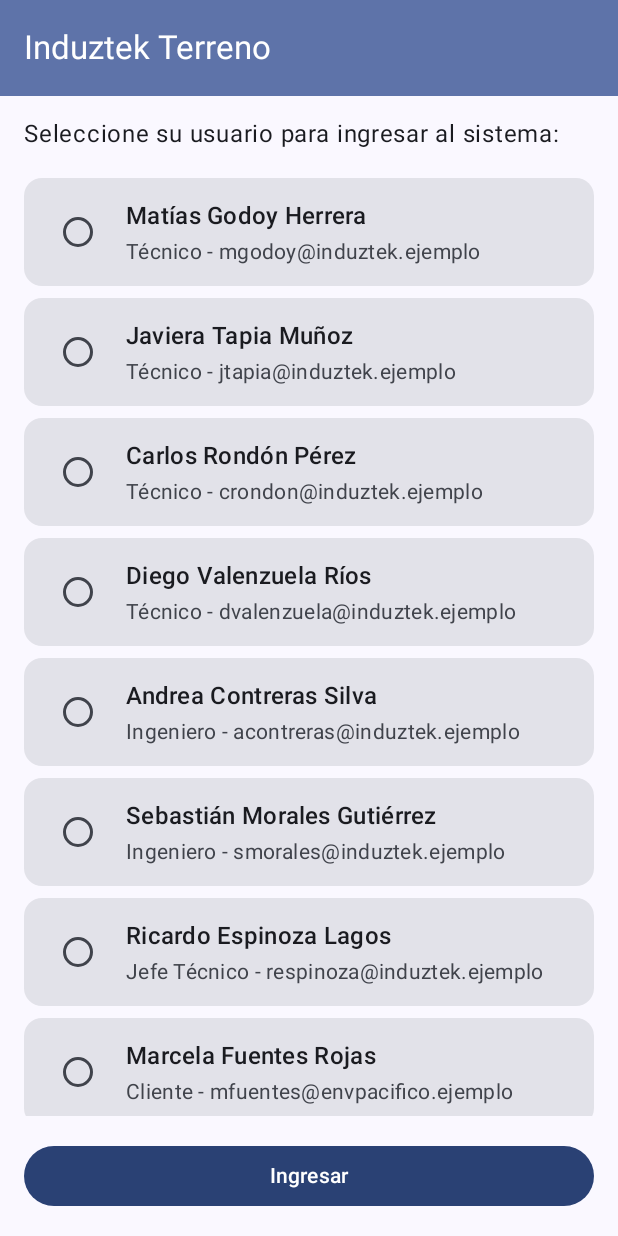
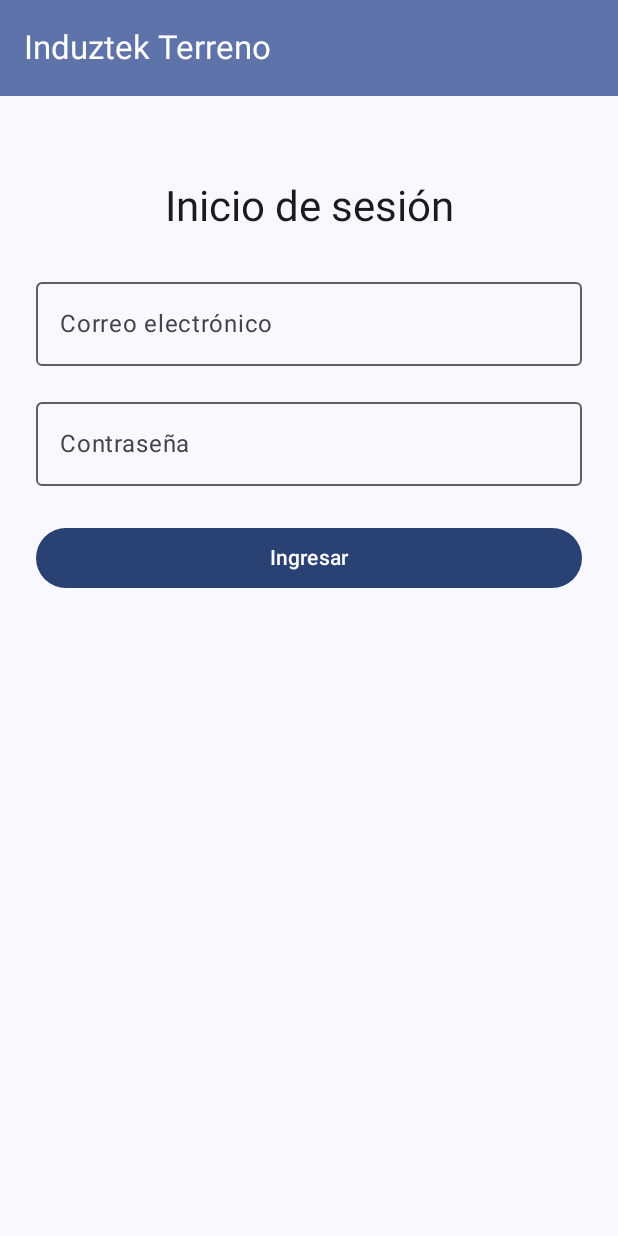
Before and after one commit to Sebastian-Montupil/Induztek, an Android app built with Jetpack Compose: the screen it shows after launch (MainActivity), on a phone screen of 412 x 824 dp. Run offline under Robolectric (Android 15) with nearby library versions, the phone set to English and light mode, and no system bars.

Commit message:
feat(usuarios): integrar login real con Retrofit

```diff
--- a/app/src/main/AndroidManifest.xml
+++ b/app/src/main/AndroidManifest.xml
@@ -6,6 +6,7 @@
 
     <application
         android:allowBackup="true"
+        android:usesCleartextTraffic="true"
         android:dataExtractionRules="@xml/data_extraction_rules"
         android:fullBackupContent="@xml/backup_rules"
         android:icon="@mipmap/ic_launcher"
--- a/app/src/main/java/com/example/induztek/data/repository/SesionRepository.kt
+++ b/app/src/main/java/com/example/induztek/data/repository/SesionRepository.kt
@@ -1,6 +1,7 @@
 package com.example.induztek.data.repository
 
 import com.example.induztek.model.Usuario
+import com.example.induztek.network.SesionManager
 import kotlinx.coroutines.flow.MutableStateFlow
 import kotlinx.coroutines.flow.StateFlow
 import kotlinx.coroutines.flow.asStateFlow
@@ -16,5 +17,6 @@ object SesionRepository {
 
     fun cerrarSesion() {
         _usuarioActual.value = null
+        SesionManager.cerrarSesion()
     }
 }
--- a/app/src/main/java/com/example/induztek/model/IngresoUiState.kt
+++ b/app/src/main/java/com/example/induztek/model/IngresoUiState.kt
@@ -1,7 +1,8 @@
 package com.example.induztek.model
 
 data class IngresoUiState(
-    val usuariosDisponibles: List<Usuario> = emptyList(),
-    val usuarioSeleccionadoId: String? = null,
-    val errorIngreso: String? = null
+    val correo: String = "",
+    val contrasena: String = "",
+    val cargando: Boolean = false,
+    val errorIngreso: String? = null,
 )
--- a/app/src/main/java/com/example/induztek/network/RetrofitClient.kt
+++ b/app/src/main/java/com/example/induztek/network/RetrofitClient.kt
@@ -7,7 +7,7 @@ import java.util.concurrent.TimeUnit
 
 object RetrofitClient {
 
-    private const val BASE_URL = "http://10.0.2.2:8081/"
+    private const val BASE_URL = "http://127.0.0.1:8081/"
 
     private val okHttpClient = OkHttpClient.Builder()
         .addInterceptor(AuthInterceptor())
--- /dev/null
+++ b/app/src/main/java/com/example/induztek/network/UsuarioApi.kt
@@ -0,0 +1,8 @@
+package com.example.induztek.network
+
+import retrofit2.http.GET
+
+interface UsuarioApi {
+    @GET("api/usuarios/me")
+    suspend fun obtenerPerfilMe(): UsuarioResponseDto
+}
--- a/app/src/main/java/com/example/induztek/ui/screens/IngresoScreen.kt
+++ b/app/src/main/java/com/example/induztek/ui/screens/IngresoScreen.kt
@@ -1,6 +1,6 @@
 package com.example.induztek.ui.screens
 
-import androidx.compose.foundation.clickable
+import androidx.compose.foundation.layout.Box
 import androidx.compose.foundation.layout.Column
 import androidx.compose.foundation.layout.Row
 import androidx.compose.foundation.layout.Spacer
@@ -8,17 +8,17 @@ import androidx.compose.foundation.layout.fillMaxSize
 import androidx.compose.foundation.layout.fillMaxWidth
 import androidx.compose.foundation.layout.height
 import androidx.compose.foundation.layout.padding
+import androidx.compose.foundation.layout.size
 import androidx.compose.foundation.layout.width
-import androidx.compose.foundation.lazy.LazyColumn
-import androidx.compose.foundation.lazy.items
+import androidx.compose.foundation.text.KeyboardOptions
 import androidx.compose.material.icons.Icons
 import androidx.compose.material.icons.filled.Warning
 import androidx.compose.material3.Button
-import androidx.compose.material3.Card
+import androidx.compose.material3.CircularProgressIndicator
 import androidx.compose.material3.ExperimentalMaterial3Api
 import androidx.compose.material3.Icon
 import androidx.compose.material3.MaterialTheme
-import androidx.compose.material3.RadioButton
+import androidx.compose.material3.OutlinedTextField
 import androidx.compose.material3.Scaffold
 import androidx.compose.material3.Text
 import androidx.compose.material3.TopAppBar
@@ -27,11 +27,12 @@ import androidx.compose.runtime.Composable
 import androidx.compose.runtime.getValue
 import androidx.compose.ui.Alignment
 import androidx.compose.ui.Modifier
+import androidx.compose.ui.text.input.KeyboardType
+import androidx.compose.ui.text.input.PasswordVisualTransformation
 import androidx.compose.ui.tooling.preview.Preview
 import androidx.compose.ui.unit.dp
 import androidx.lifecycle.compose.collectAsStateWithLifecycle
 import androidx.lifecycle.viewmodel.compose.viewModel
-import com.example.induztek.model.Rol
 import com.example.induztek.ui.theme.InduztekTheme
 import com.example.induztek.viewmodel.IngresoViewModel
 
@@ -40,7 +41,7 @@ import com.example.induztek.viewmodel.IngresoViewModel
 fun IngresoScreen(
     onIngresoExitoso: () -> Unit,
     modifier: Modifier = Modifier,
-    viewModel: IngresoViewModel = viewModel()
+    viewModel: IngresoViewModel = viewModel(),
 ) {
     val uiState by viewModel.uiState.collectAsStateWithLifecycle()
 
@@ -53,111 +54,94 @@ fun IngresoScreen(
                 },
                 colors = TopAppBarDefaults.topAppBarColors(
                     containerColor = MaterialTheme.colorScheme.primaryContainer,
-                    titleContentColor = MaterialTheme.colorScheme.onPrimaryContainer
-                )
+                    titleContentColor = MaterialTheme.colorScheme.onPrimaryContainer,
+                ),
             )
-        }
+        },
     ) { innerPadding ->
         Column(
             modifier = Modifier
                 .fillMaxSize()
                 .padding(innerPadding)
-                .padding(16.dp)
+                .padding(24.dp),
+            horizontalAlignment = Alignment.CenterHorizontally,
         ) {
+            Spacer(modifier = Modifier.height(32.dp))
+
             Text(
-                text = "Seleccione su usuario para ingresar al sistema:",
-                style = MaterialTheme.typography.bodyLarge,
-                color = MaterialTheme.colorScheme.onBackground
+                text = "Inicio de sesión",
+                style = MaterialTheme.typography.headlineMedium,
+                color = MaterialTheme.colorScheme.onBackground,
+            )
+
+            Spacer(modifier = Modifier.height(24.dp))
+
+            OutlinedTextField(
+                value = uiState.correo,
+                onValueChange = { viewModel.onCorreoCambia(it) },
+                label = { Text("Correo electrónico") },
+                singleLine = true,
+                keyboardOptions = KeyboardOptions(keyboardType = KeyboardType.Email),
+                modifier = Modifier.fillMaxWidth(),
             )
 
             Spacer(modifier = Modifier.height(16.dp))
 
-            LazyColumn(
-                modifier = Modifier
-                    .weight(1f)
-                    .fillMaxWidth()
-            ) {
-                items(uiState.usuariosDisponibles) { usuario ->
-                    Card(
-                        modifier = Modifier
-                            .fillMaxWidth()
-                            .padding(vertical = 4.dp)
-                            .clickable { viewModel.onUsuarioSeleccionado(usuario.id) }
-                    ) {
-                        Row(
-                            verticalAlignment = Alignment.CenterVertically,
-                            modifier = Modifier
-                                .fillMaxWidth()
-                                .padding(12.dp)
-                        ) {
-                            RadioButton(
-                                selected = (uiState.usuarioSeleccionadoId == usuario.id),
-                                onClick = { viewModel.onUsuarioSeleccionado(usuario.id) }
-                            )
-                            Spacer(modifier = Modifier.width(8.dp))
-                            Column(
-                                modifier = Modifier.weight(1f)
-                            ) {
-                                Text(
-                                    text = usuario.nombreCompleto,
-                                    style = MaterialTheme.typography.titleMedium,
-                                    color = MaterialTheme.colorScheme.onSurface
-                                )
-                                Spacer(modifier = Modifier.height(2.dp))
-                                Text(
-                                    text = "${formatRol(usuario.rol)} - ${usuario.correo}",
-                                    style = MaterialTheme.typography.bodyMedium,
-                                    color = MaterialTheme.colorScheme.onSurfaceVariant
-                                )
-                            }
-                        }
-                    }
-                }
-            }
+            OutlinedTextField(
+                value = uiState.contrasena,
+                onValueChange = { viewModel.onContrasenaCambia(it) },
+                label = { Text("Contraseña") },
+                singleLine = true,
+                visualTransformation = PasswordVisualTransformation(),
+                keyboardOptions = KeyboardOptions(keyboardType = KeyboardType.Password),
+                modifier = Modifier.fillMaxWidth(),
+            )
 
             if (uiState.errorIngreso != null) {
-                Spacer(modifier = Modifier.height(8.dp))
+                Spacer(modifier = Modifier.height(16.dp))
                 Row(
                     verticalAlignment = Alignment.CenterVertically,
-                    modifier = Modifier.fillMaxWidth()
+                    modifier = Modifier.fillMaxWidth(),
                 ) {
                     Icon(
                         imageVector = Icons.Default.Warning,
                         contentDescription = null,
-                        tint = MaterialTheme.colorScheme.error
+                        tint = MaterialTheme.colorScheme.error,
                     )
                     Spacer(modifier = Modifier.width(8.dp))
                     Text(
                         text = uiState.errorIngreso ?: "",
                         color = MaterialTheme.colorScheme.error,
-                        style = MaterialTheme.typography.bodyMedium
+                        style = MaterialTheme.typography.bodyMedium,
                     )
                 }
             }
 
-            Spacer(modifier = Modifier.height(16.dp))
+            Spacer(modifier = Modifier.height(24.dp))
 
             Button(
                 onClick = {
-                    val exito = viewModel.iniciarSesion()
-                    if (exito) {
-                        onIngresoExitoso()
+                    viewModel.iniciarSesion(onIngresoExitoso)
+                },
+                enabled = !uiState.cargando,
+                modifier = Modifier.fillMaxWidth(),
+            ) {
+                if (uiState.cargando) {
+                    Box(
+                        contentAlignment = Alignment.Center,
+                        modifier = Modifier.height(24.dp),
+                    ) {
+                        CircularProgressIndicator(
+                            modifier = Modifier.size(24.dp),
+                            color = MaterialTheme.colorScheme.onPrimary,
+                            strokeWidth = 2.dp,
+                        )
                     }
-                },
-                modifier = Modifier.fillMaxWidth()
-            ) {
-                Text(text = "Ingresar")
+                } else {
+                    Text(text = "Ingresar")
+                }
             }
         }
-    }
-}
-
-private fun formatRol(rol: Rol): String {
-    return when (rol) {
-        Rol.TECNICO -> "Técnico"
-        Rol.INGENIERO -> "Ingeniero"
-        Rol.JEFE_TECNICO -> "Jefe Técnico"
-        Rol.CLIENTE -> "Cliente"
     }
 }
 
```
Also changed, not shown: app/src/main/java/com/example/induztek/network/UsuarioResponseDto.kt (added, +11 -0 lines), app/src/main/java/com/example/induztek/viewmodel/IngresoViewModel.kt (+91 -29 lines).
